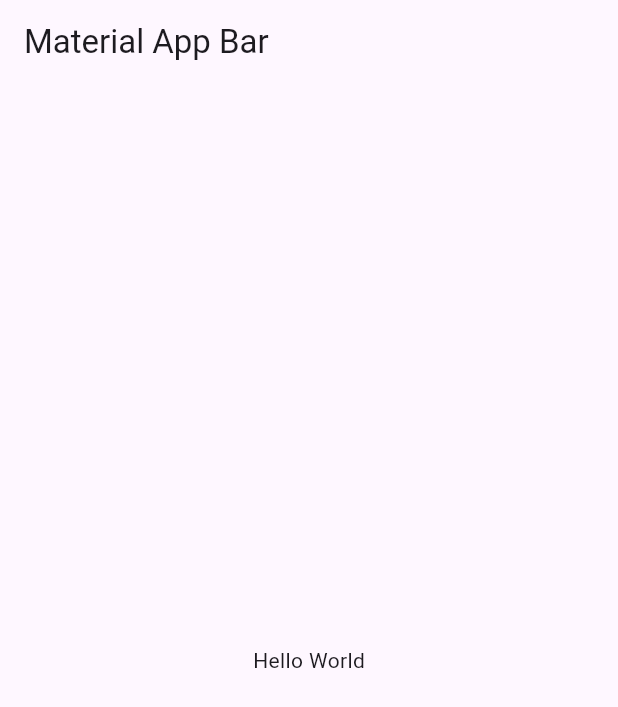
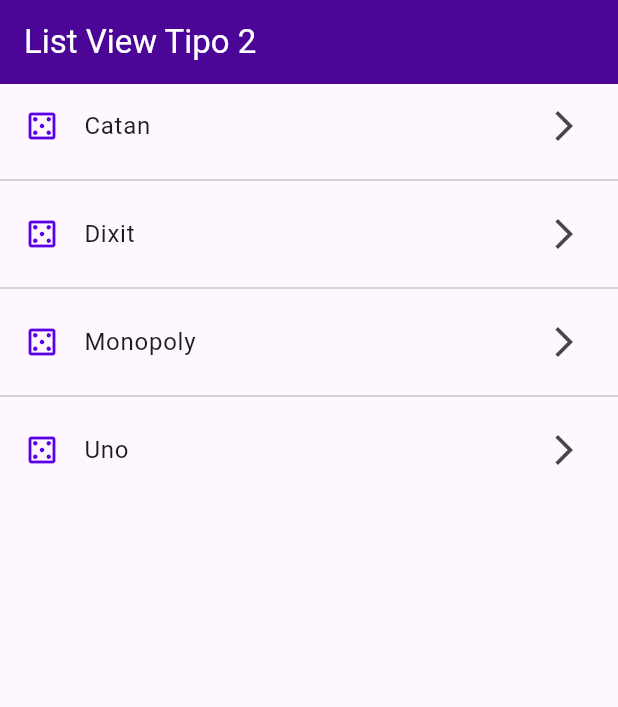
Before and after one commit to PaulaAlvarezC/flutter_components, a Flutter app: the screen it shows after launch, on a phone screen of 412 x 824 dp. Shown: the top 707 px of the screen. Run offline on Flutter 3.47's test engine with Material 3 defaults, Android fonts, the phone set to English and light mode, and no system bars.

Commit message:
add List view component

```diff
--- a/lib/main.dart
+++ b/lib/main.dart
@@ -1,4 +1,6 @@
 import 'package:flutter/material.dart';
+import 'package:flutter_components/screens/listview1_screen.dart';
+import 'package:flutter_components/screens/listview2_screen.dart';
 
 void main() => runApp(const MyApp());
 
@@ -7,17 +9,10 @@ class MyApp extends StatelessWidget {
 
   @override
   Widget build(BuildContext context) {
-    return MaterialApp(
+    return const MaterialApp(
       debugShowCheckedModeBanner: false,
       title: 'Material App',
-      home: Scaffold(
-        appBar: AppBar(
-          title: const Text('Material App Bar'),
-        ),
-        body: const Center(
-          child: Text('Hello World'),
-        ),
-      ),
+      home: ListView2Screen(),
     );
   }
 }
--- /dev/null
+++ b/lib/screens/listview2_screen.dart
@@ -0,0 +1,33 @@
+import 'package:flutter/material.dart';
+
+class ListView2Screen extends StatelessWidget {
+  final options = const ["Catan", "Dixit", "Monopoly", "Uno"];
+  const ListView2Screen({Key? key}) : super(key: key);
+
+  @override
+  Widget build(BuildContext context) {
+    return Scaffold(
+      appBar: AppBar(
+        title: const Text(
+          "List View Tipo 2",
+          style: TextStyle(fontSize: 22, color: Colors.white),
+        ),
+        backgroundColor: const Color.fromARGB(255, 75, 5, 151),
+      ),
+      body: ListView.separated(
+        itemBuilder: (context, index) => ListTile(
+          leading: const Icon(Icons.casino_outlined,
+              color: Color.fromARGB(255, 88, 0, 230)),
+          title: Text(options[index]),
+          trailing: const Icon(Icons.arrow_forward_ios),
+          onTap: () {
+            final game = options[index];
+            print(game);
+          },
+        ),
+        separatorBuilder: (context, index) => const Divider(),
+        itemCount: options.length,
+      ),
+    );
+  }
+}
```
Also changed, not shown: lib/screens/listview1_screen.dart (added, +28 -0 lines).
